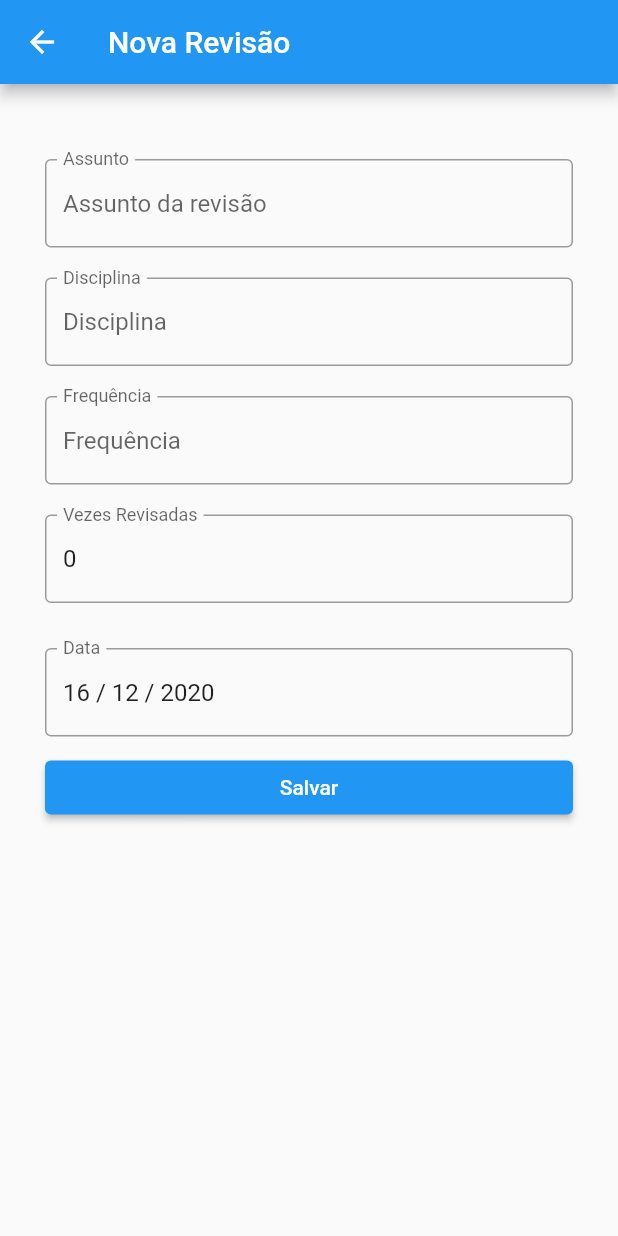
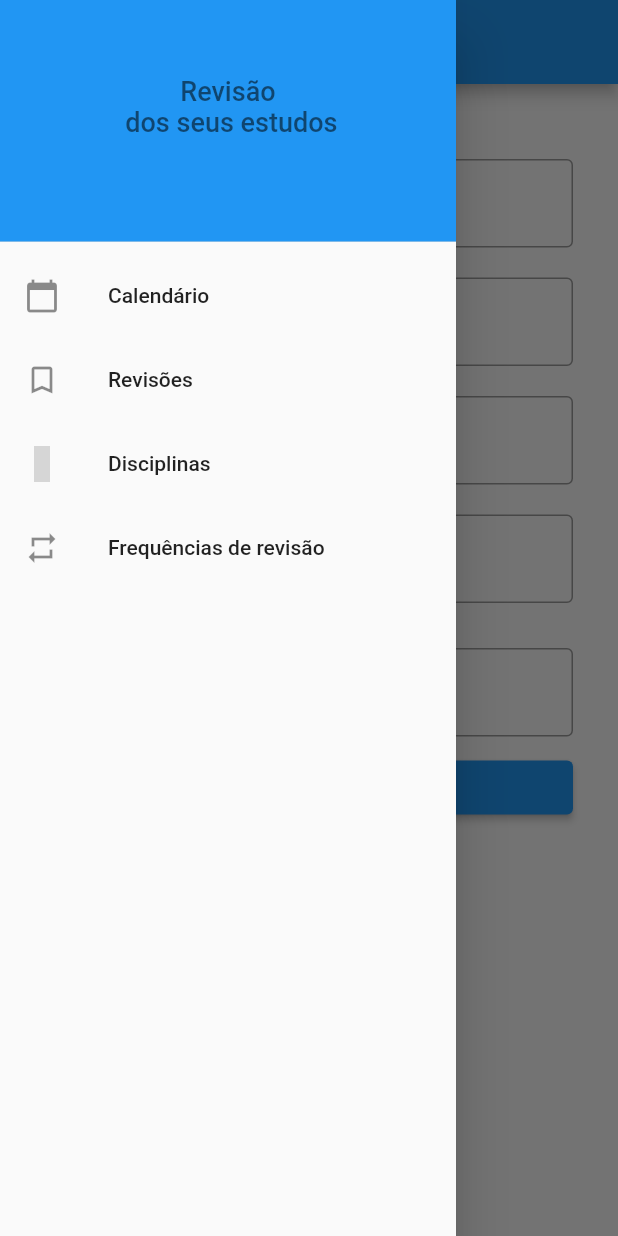
Before and after one commit to andrade-matheus/revisao_estudos, a Flutter app: the AdicionarRevisaoPage widget shown alone on an empty page, opened directly, with the side drawer open (before the commit the screen has no drawer), on a phone screen of 412 x 824 dp. Run offline on Flutter 3.47's test engine with Material 2 defaults, Android fonts, the phone set to English and light mode, and no system bars; our stand-ins replace sqflite; accounts and stored records are empty; statements that could not run were skipped; grey boxes are pictures that could not be loaded.

Commit message:
Criando e atualizando as paginas para o plano de fundo

```diff
--- /dev/null
+++ b/lib/pages/PlanoDeFundo/plano_de_fundo.dart
@@ -0,0 +1,26 @@
+import 'package:flutter/material.dart';
+import 'package:revisao_estudos/pages/drawer/drawer.dart';
+
+class PlanoDeFundo extends StatelessWidget {
+
+  final String title;
+  final Widget child;
+  final List<Widget> actions;
+
+  const PlanoDeFundo({Key key, this.child, this.title, this.actions}) : super(key: key);
+
+  @override
+  Widget build(BuildContext context) {
+    return SafeArea(
+      child: Scaffold(
+        resizeToAvoidBottomInset: false,
+        appBar: AppBar(
+          title: Text(title),
+          actions: actions,
+        ),
+        drawer: homeDrawer(context),
+        body: child,
+      ),
+    );
+  }
+}
--- a/lib/pages/revisoes/adicinar_revisao_page.dart
+++ b/lib/pages/revisoes/adicinar_revisao_page.dart
@@ -7,6 +7,7 @@ import 'package:revisao_estudos/controllers/revisao_controller.dart';
 import 'package:revisao_estudos/models/classes/disciplina.dart';
 import 'package:revisao_estudos/models/classes/frequencia.dart';
 import 'package:revisao_estudos/models/classes/revisao.dart';
+import 'package:revisao_estudos/pages/PlanoDeFundo/plano_de_fundo.dart';
 
 
 class AdicionarRevisaoPage extends StatefulWidget {
@@ -48,12 +49,9 @@ class _AdicionarRevisaoPageState extends State<AdicionarRevisaoPage> {
 
   @override
   Widget build(BuildContext context) {
-    return Scaffold(
-      resizeToAvoidBottomInset: false,
-      appBar: AppBar(
-        title: Text("Nova Revisão"),
-      ),
-      body: Container(
+    return PlanoDeFundo(
+      title: "Nova Revisão",
+      child: Container(
         padding: EdgeInsets.fromLTRB(30, 30, 30, 0),
         child: Form(
           key: _formKey,
```
Also changed, not shown: lib/pages/calendario/calendario_page.dart (+4 -6 lines), lib/pages/disciplinas/disciplinas_page.dart (+8 -8 lines), lib/pages/frequencias/frequencias_page.dart (+10 -12 lines), lib/pages/revisoes/detalhes_revisao_page.dart (+19 -14 lines), lib/pages/revisoes/revisoes_page.dart (+6 -23 lines).
